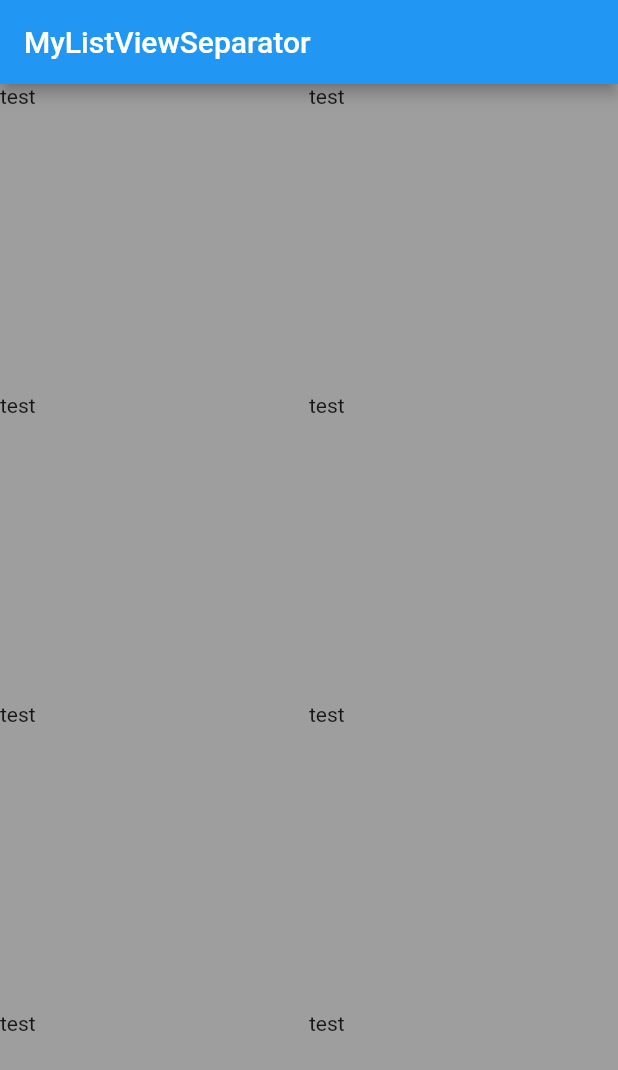
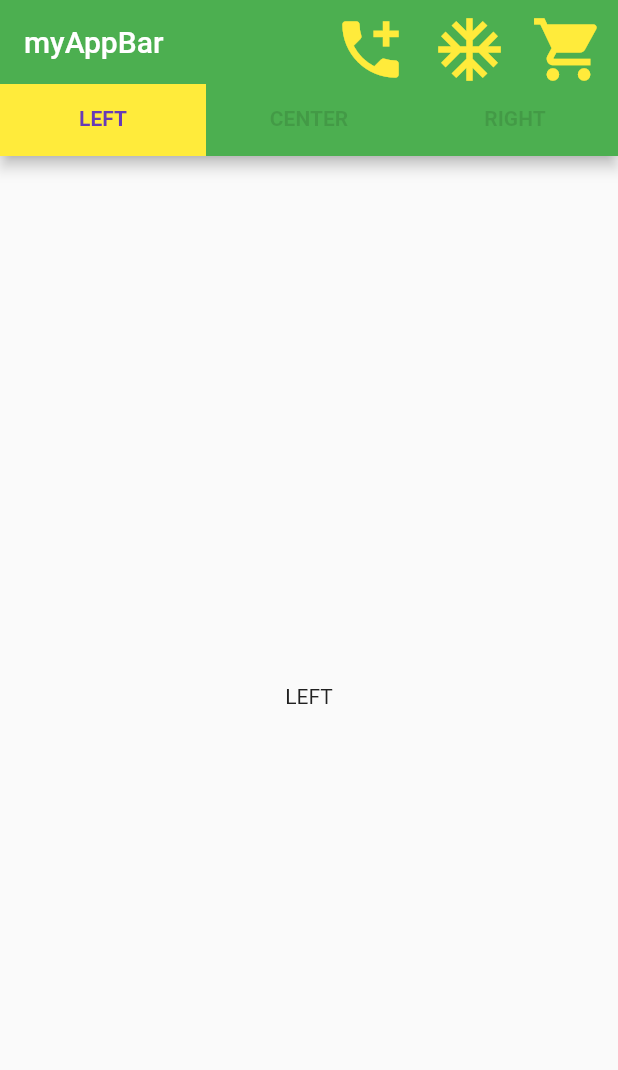
Before and after one commit to abdiulismail/widgetspool, a Flutter app: the screen it shows after launch, on a phone screen of 412 x 824 dp. Shown: the top 1070 px of the screen. Run offline on Flutter 3.47's test engine with Material 2 defaults, Android fonts, the phone set to English and light mode, and no system bars.

Commit message:
scaffold

```diff
--- /dev/null
+++ b/lib/0.scaffold.dart
@@ -0,0 +1,107 @@
+//scaffold provides the high level structure for a screen
+
+import 'package:flutter/material.dart';
+
+class MyScaffold extends StatefulWidget {
+  const MyScaffold({super.key, required this.title});
+  final String title;
+
+  @override
+  State<MyScaffold> createState() => _MyHomePageState();
+}
+
+class _MyHomePageState extends State<MyScaffold>
+    with SingleTickerProviderStateMixin {
+  final List<Tab> myTabs = <Tab>[
+    Tab(
+      text: 'LEFT',
+    ),
+    Tab(
+      text: 'CENTER',
+    ),
+    Tab(
+      text: 'RIGHT',
+    )
+  ];
+
+  late TabController _tabController;
+
+  @override
+  void initState() {
+    super.initState();
+    _tabController = TabController(vsync: this, length: myTabs.length);
+  }
+
+  @override
+  void dispose() {
+    _tabController.dispose();
+    super.dispose();
+  }
+
+  @override
+  Widget build(BuildContext context) {
+    return Scaffold(
+      appBar: AppBar(
+        title: Text('myAppBar'),
+        actions: <Widget>[
+          IconButton(
+            icon: Icon(Icons.add_call),
+            tooltip: 'call support now',
+            onPressed: () {},
+          ),
+          IconButton(
+            icon: Icon(Icons.ac_unit),
+            tooltip: 'Restitch it',
+            onPressed: () {},
+          ),
+          IconButton(
+            icon: Icon(Icons.shopping_cart),
+            tooltip: 'checkout',
+            onPressed: () {},
+          ),
+        ],
+        backgroundColor: Colors.green,
+        bottom: TabBar(
+          tabs: myTabs,
+          controller: _tabController,
+          labelColor: Colors.deepPurple,
+          //indicatorWeight: 20.0,
+          indicator: BoxDecoration(color: Colors.yellow),
+          indicatorSize: TabBarIndicatorSize
+              .tab, //defines how the bounds of the selected tab indicator are computed , label - bounds are only as wide as the(Centered) tab itself , tab - bounds are as wide as the space occupied by the tab
+          labelStyle: TextStyle(fontWeight: FontWeight.bold),
+          unselectedLabelColor: Colors.black12,
+          //indicatorPadding: EdgeInsets.zero,
+          //labelPadding: EdgeInsetsGeometry.infinity,
+          //unselectedLabelStyle: TextStyle(fontWeight: FontWeight.w900),
+        ),
+        //centerTitle: true,
+        //elevation: 9.0,
+        flexibleSpace: FlexibleSpaceBar(), //research more
+        iconTheme: IconThemeData(color: Colors.yellow, size: 50.0),
+        // leading: Builder(
+        //   builder: (BuildContext context) {
+        //     return IconButton(
+        //       icon: const Icon(Icons.menu),
+        //       onPressed: () {
+        //         Scaffold.of(context).openDrawer();
+        //       },
+        //       tooltip: MaterialLocalizations.of(context).openAppDrawerTooltip,
+        //     );
+        //   },
+        // ),
+        //primary: true,
+      ),
+      //backgroundColor: Colors.lightGreen,
+      body: TabBarView(
+        controller: _tabController,
+        children: myTabs.map((Tab tab) {
+          //String? mytext = tab.text;
+          return Center(
+            child: Text(tab.text!),
+          );
+        }).toList(),
+      ),
+    );
+  }
+}
--- a/lib/main.dart
+++ b/lib/main.dart
@@ -1,5 +1,6 @@
 import 'package:flutter/material.dart';
 
+import '0.scaffold.dart';
 import '26.gridViewBuilder.dart';
 
 void main() {
@@ -17,6 +18,7 @@ class WidgetsPool extends StatelessWidget {
         primarySwatch: Colors.blue,
       ),
       //todo : Remove the comment on the preffered widget
+      home: const MyScaffold(title: 'WIDGETSPOOL'),
       //home: const MyAppBar(title: 'WIDGETSPOOL'),
       //home: const MyBottomAppBar(title: 'WIDGETSPOOL'),
       //home: MyFloatingActionBar(title: 'WIDGETSPOOL'),
@@ -41,7 +43,7 @@ class WidgetsPool extends StatelessWidget {
       //home: MyListViewCustom(title: 'chip'),
       //home: MyCustomScrollView(title: 'chip'),
       //home: MyGridViewCount(title: 'chip'),
-      home: MyGridViewBuilder(title: 'chip'),
+      //home: MyGridViewBuilder(title: 'chip'),
     );
   }
 }
```
